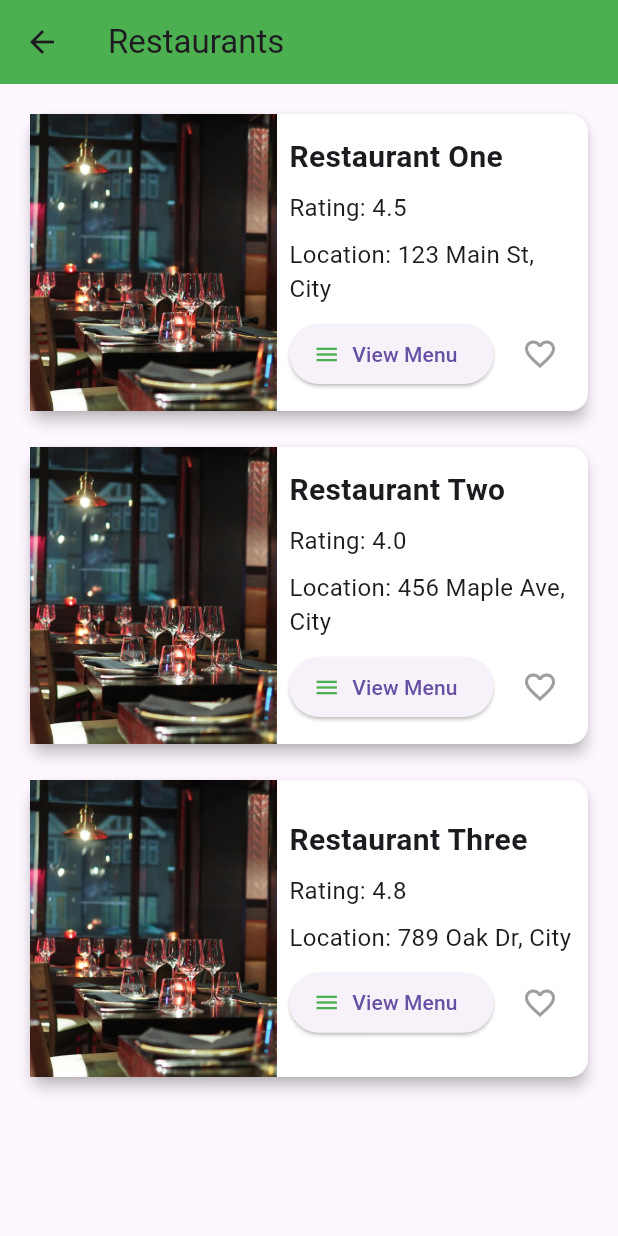
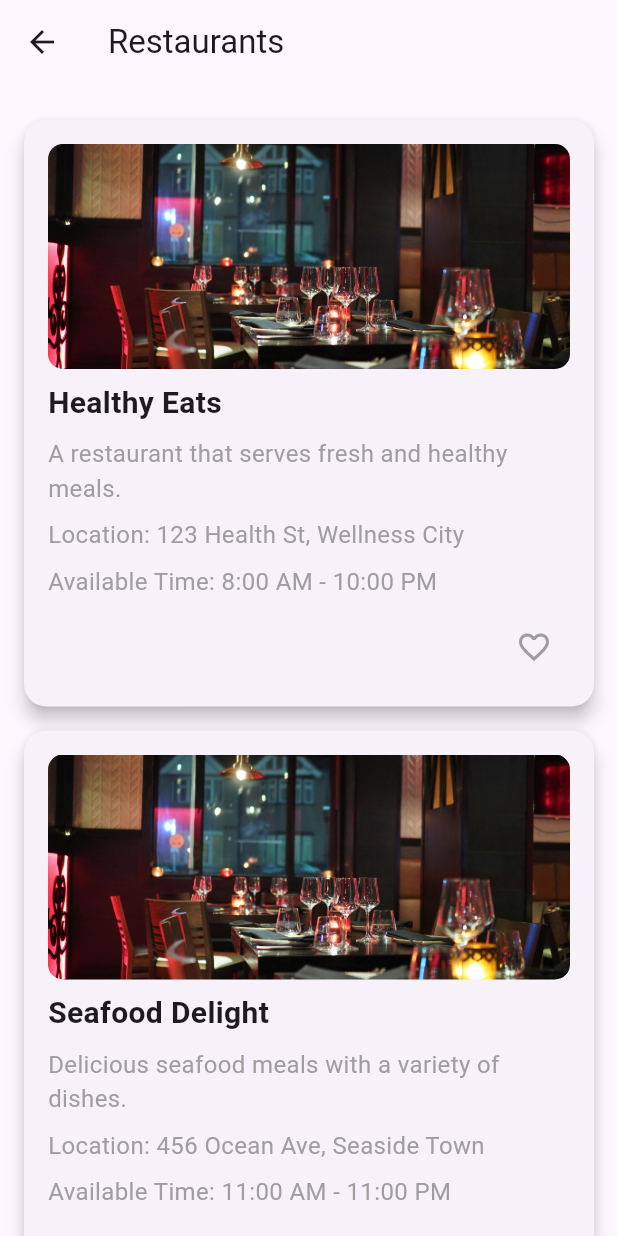
Before and after one commit to Nimalsh/fitEats, a Flutter app: the RestaurantPage screen opened directly, on a phone screen of 412 x 824 dp. Run offline on Flutter 3.47's test engine with Material 3 defaults, Android fonts, the phone set to English and light mode, and no system bars; our stand-ins replace device_preview, fl_chart.

Commit message:
restarant completed

```diff
--- a/fiteatsmobile/lib/user/menu.dart
+++ b/fiteatsmobile/lib/user/menu.dart
@@ -2,7 +2,7 @@ import 'package:flutter/material.dart';
 
 import 'food_ordering.dart';
 import 'nutrigoals.dart';
-import 'resfavourite.dart';
+import 'restaurant.dart';
 
 class MenuDrawer extends StatelessWidget {
   @override
--- a/fiteatsmobile/lib/user/resfavourite.dart
+++ /dev/null
@@ -1,130 +0,0 @@
-
-import 'package:flutter/material.dart';
-import 'restaurant_menu.dart'; // Import the restaurant_menu.dart file
-
-class RestaurantPage extends StatefulWidget {
-  @override
-  _RestaurantPageState createState() => _RestaurantPageState();
-}
-
-class _RestaurantPageState extends State<RestaurantPage> {
-  final List<Map<String, dynamic>> restaurants = [
-    {
-      'image': 'assets/image/restaurant.jpg',
-      'name': 'Restaurant One',
-      'rating': 4.5,
-      'location': '123 Main St, City',
-      'isFavorite': false,
-    },
-    {
-      'image': 'assets/image/restaurant.jpg',
-      'name': 'Restaurant Two',
-      'rating': 4.0,
-      'location': '456 Maple Ave, City',
-      'isFavorite': false,
-    },
-    {
-      'image': 'assets/image/restaurant.jpg',
-      'name': 'Restaurant Three',
-      'rating': 4.8,
-      'location': '789 Oak Dr, City',
-      'isFavorite': false,
-    },
-    // Add more restaurants as needed
-  ];
-
-  void toggleFavorite(int index) {
-    setState(() {
-      restaurants[index]['isFavorite'] = !restaurants[index]['isFavorite'];
-    });
-  }
-
-  @override
-  Widget build(BuildContext context) {
-    return Scaffold(
-      appBar: AppBar(
-        title: Text('Restaurants'),
-        backgroundColor: Colors.green,
-      ),
-      body: Padding(
-        padding: const EdgeInsets.all(16.0),
-        child: ListView.builder(
-          itemCount: restaurants.length,
-          itemBuilder: (context, index) {
-            final restaurant = restaurants[index];
-            return Container(
-              margin: const EdgeInsets.only(bottom: 16.0),
-              height: MediaQuery.of(context).size.height * 0.25, // Quarter of the screen height
-              child: Card(
-                color: Colors.white,
-                elevation: 4.0,
-                child: Row(
-                  children: [
-                    Image.asset(
-                      restaurant['image'],
-                      width: MediaQuery.of(context).size.width * 0.4,
-                      height: double.infinity,
-                      fit: BoxFit.cover,
-                    ),
-                    Expanded(
-                      child: Padding(
-                        padding: const EdgeInsets.all(8.0),
-                        child: Column(
-                          crossAxisAlignment: CrossAxisAlignment.start,
-                          mainAxisAlignment: MainAxisAlignment.center,
-                          children: [
-                            Text(
-                              restaurant['name'],
-                              style: TextStyle(fontSize: 20, fontWeight: FontWeight.bold),
-                            ),
-                            SizedBox(height: 8),
-                            Text(
-                              'Rating: ${restaurant['rating']}',
-                              style: TextStyle(fontSize: 16),
-                            ),
-                            SizedBox(height: 8),
-                            Text(
-                              'Location: ${restaurant['location']}',
-                              style: TextStyle(fontSize: 16),
-                            ),
-                            SizedBox(height: 8,),
-                            Row(
-
-                              mainAxisAlignment: MainAxisAlignment.spaceBetween,
-                              children: [
-                                ElevatedButton.icon(
-                                  style: ElevatedButton.styleFrom(iconColor: Colors.green, ),
-                                  onPressed: () {
-                                    Navigator.push(
-                                      context,
-                                      MaterialPageRoute(builder: (context) => RestaurantMenuPage()),
-                                    );
-                                  },
-                                  icon: Icon(Icons.menu),
-                                  label: Text('View Menu'),
-                                ),
-                                IconButton(
-                                  icon: Icon(
-                                    restaurant['isFavorite'] ? Icons.favorite : Icons.favorite_border,
-                                    color: restaurant['isFavorite'] ? Colors.red : Colors.grey,
-                                  ),
-                                  onPressed: () {
-                                    toggleFavorite(index);
-                                  },
-                                ),
-                              ],
-                            ),
-                          ],
-                        ),
-                      ),
-                    ),
-                  ],
-                ),
-              ),
-            );
-          },
-        ),
-      ),
-    );
-  }
-}
--- /dev/null
+++ b/fiteatsmobile/lib/user/restaurant.dart
@@ -0,0 +1,137 @@
+import 'package:flutter/material.dart';
+import 'restaurantdetail.dart';
+
+
+class Restaurant {
+  final String name;
+  final String description;
+  final String location;
+  final String availableTime;
+  final String image;
+  bool isFavorite;
+
+  Restaurant({
+    required this.name,
+    required this.description,
+    required this.location,
+    required this.availableTime,
+    required this.image,
+    this.isFavorite = false,
+  });
+}
+
+class RestaurantPage extends StatefulWidget {
+  @override
+  _RestaurantPageState createState() => _RestaurantPageState();
+}
+
+class _RestaurantPageState extends State<RestaurantPage> {
+  final List<Restaurant> restaurants = [
+    Restaurant(
+      name: 'Healthy Eats',
+      description: 'A restaurant that serves fresh and healthy meals.',
+      location: '123 Health St, Wellness City',
+      availableTime: '8:00 AM - 10:00 PM',
+      image: 'assets/image/restaurant.jpg',
+    ),
+    Restaurant(
+      name: 'Seafood Delight',
+      description: 'Delicious seafood meals with a variety of dishes.',
+      location: '456 Ocean Ave, Seaside Town',
+      availableTime: '11:00 AM - 11:00 PM',
+      image: 'assets/image/restaurant.jpg',
+    ),
+  ];
+
+  void _toggleFavorite(Restaurant restaurant) {
+    setState(() {
+      restaurant.isFavorite = !restaurant.isFavorite;
+    });
+  }
+
+  @override
+  Widget build(BuildContext context) {
+    return Scaffold(
+      appBar: AppBar(
+        title: Text('Restaurants'),
+      ),
+      body: ListView.builder(
+        padding: const EdgeInsets.all(16.0),
+        itemCount: restaurants.length,
+        itemBuilder: (context, index) {
+          final restaurant = restaurants[index];
+          return Card(
+            shape: RoundedRectangleBorder(
+              borderRadius: BorderRadius.circular(15.0),
+            ),
+            elevation: 5,
+            margin: EdgeInsets.symmetric(vertical: 8.0),
+            child: InkWell(
+              onTap: () {
+                Navigator.push(
+                  context,
+                  MaterialPageRoute(
+                    builder: (context) => RestaurantDetailsPage(restaurant: restaurant),
+                  ),
+                );
+              },
+              child: Padding(
+                padding: const EdgeInsets.all(16.0),
+                child: Column(
+                  crossAxisAlignment: CrossAxisAlignment.start,
+                  children: [
+                    ClipRRect(
+                      borderRadius: BorderRadius.circular(10.0),
+                      child: Image.asset(
+                        restaurant.image,
+                        width: double.infinity,
+                        height: 150,
+                        fit: BoxFit.cover,
+                      ),
+                    ),
+                    SizedBox(height: 8),
+                    Text(
+                      restaurant.name,
+                      style: TextStyle(
+                        fontSize: 20,
+                        fontWeight: FontWeight.bold,
+                      ),
+                    ),
+                    SizedBox(height: 8),
+                    Text(
+                      restaurant.description,
+                      style: TextStyle(fontSize: 16, color: Colors.grey),
+                    ),
+                    SizedBox(height: 8),
+                    Text(
+                      'Location: ${restaurant.location}',
+                      style: TextStyle(fontSize: 16, color: Colors.grey),
+                    ),
+                    SizedBox(height: 8),
+                    Text(
+                      'Available Time: ${restaurant.availableTime}',
+                      style: TextStyle(fontSize: 16, color: Colors.grey),
+                    ),
+                    SizedBox(height: 8),
+                    Align(
+                      alignment: Alignment.centerRight,
+                      child: IconButton(
+                        icon: Icon(
+                          restaurant.isFavorite ? Icons.favorite : Icons.favorite_border,
+                          color: restaurant.isFavorite ? Colors.red : Colors.grey,
+                        ),
+                        onPressed: () {
+                          _toggleFavorite(restaurant);
+                        },
+                      ),
+                    ),
+                  ],
+                ),
+              ),
+            ),
+          );
+        },
+      ),
+    );
+  }
+}
--- a/fiteatsmobile/lib/user/restaurant_menu.dart
+++ /dev/null
@@ -1,37 +0,0 @@
-// restaurant_menu.dart
-import 'package:flutter/material.dart';
-
-class RestaurantMenuPage extends StatelessWidget {
-  @override
-  Widget build(BuildContext context) {
-    return Scaffold(
-      appBar: AppBar(
-        title: Text('Restaurant Menu'),
-      ),
-      body: Padding(
-        padding: const EdgeInsets.all(16.0),
-        child: ListView(
-          children: [
-            // Add menu items here
-            ListTile(
-              leading: Icon(Icons.fastfood),
-              title: Text('Menu Item 1'),
-              subtitle: Text('Description of menu item 1'),
-            ),
-            ListTile(
-              leading: Icon(Icons.fastfood),
-              title: Text('Menu Item 2'),
-              subtitle: Text('Description of menu item 2'),
-            ),
-            ListTile(
-              leading: Icon(Icons.fastfood),
-              title: Text('Menu Item 3'),
-              subtitle: Text('Description of menu item 3'),
-            ),
-            // Add more menu items as needed
-          ],
-        ),
-      ),
-    );
-  }
-}
--- a/fiteatsmobile/pubspec.yaml
+++ b/fiteatsmobile/pubspec.yaml
@@ -76,6 +76,12 @@ flutter:
     - assets/image/nutrigoals.jpg
     - assets/image/newgoals.jpg
     - assets/image/food.jpg
+    - assets/image/rice.jpg
+    - assets/image/pizza.jpg
+    - assets/image/biriyani.jpg
+    - assets/image/burger.jpg
+
+
 
 
 
```
Also changed, not shown: fiteatsmobile/lib/user/meal.dart (added, +164 -0 lines), fiteatsmobile/lib/user/restaurantdetail.dart (added, +216 -0 lines), fiteatsmobile/assets/image/biriyani.jpg (added), fiteatsmobile/assets/image/burger.jpg (added), fiteatsmobile/assets/image/pizza.jpg (added), fiteatsmobile/assets/image/rice.jpg (added).
